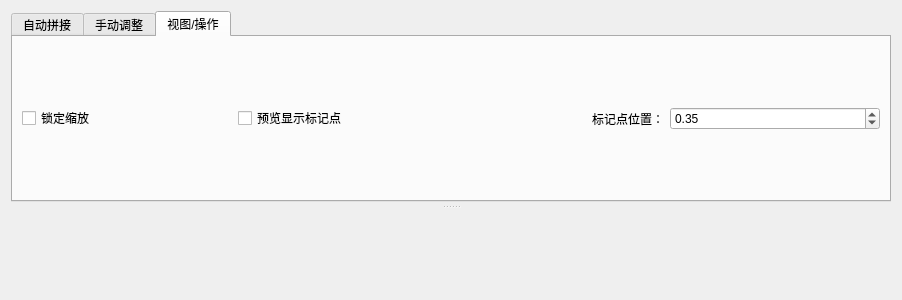
This is src/View/ui/TabStitch.ui in Carrot-shreds/score_capture as Qt 5 draws it before an edit. The edited form follows.
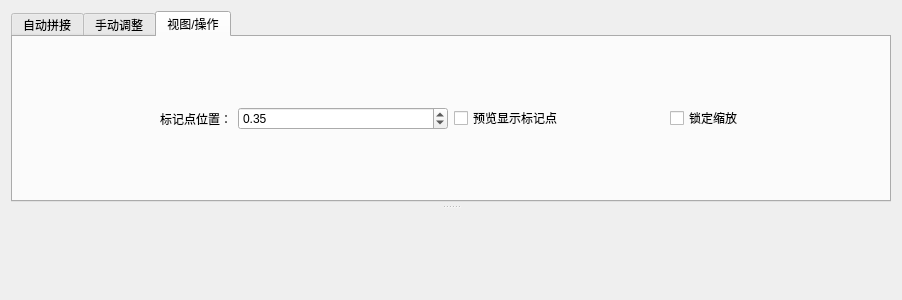
This is the edited form. The open tabs and pages were chosen to show the change. Custom widgets are drawn as their Qt base class.

```diff
--- a/src/View/ui/TabStitch.ui
+++ b/src/View/ui/TabStitch.ui
@@ -193,21 +193,7 @@
        <attribute name="title">
         <string>视图/操作</string>
        </attribute>
-       <layout class="QHBoxLayout" name="horizontalLayout_2">
-        <item>
-         <widget class="QCheckBox" name="checkBox_lock_zoom">
-          <property name="text">
-           <string>锁定缩放</string>
-          </property>
-         </widget>
-        </item>
-        <item>
-         <widget class="QCheckBox" name="checkBox_show_mark_point">
-          <property name="text">
-           <string>预览显示标记点</string>
-          </property>
-         </widget>
-        </item>
+       <layout class="QHBoxLayout" name="horizontalLayout_6">
         <item>
          <widget class="QLabel" name="label_4">
           <property name="text">
@@ -234,6 +220,20 @@
           </property>
          </widget>
         </item>
+        <item>
+         <widget class="QCheckBox" name="checkBox_show_mark_point">
+          <property name="text">
+           <string>预览显示标记点</string>
+          </property>
+         </widget>
+        </item>
+        <item>
+         <widget class="QCheckBox" name="checkBox_lock_zoom">
+          <property name="text">
+           <string>锁定缩放</string>
+          </property>
+         </widget>
+        </item>
        </layout>
       </widget>
      </widget>
```
